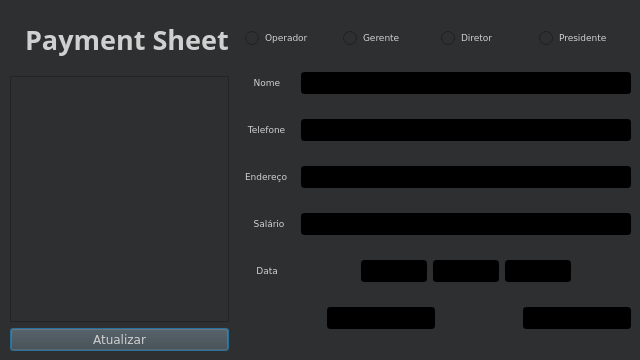
Old version of the form bin/finaledit.ui in the repository NBrcS/Payroll-System.
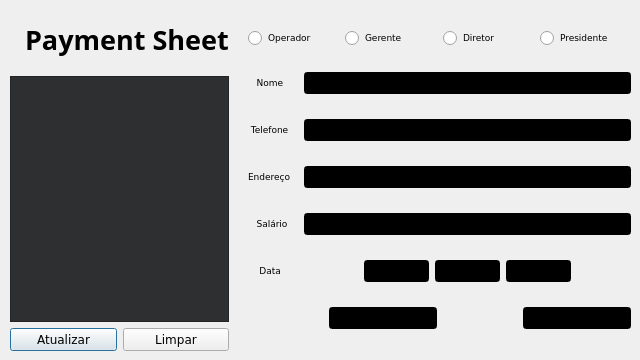
New version of the form.

```diff
--- a/bin/finaledit.ui
+++ b/bin/finaledit.ui
@@ -30,423 +30,15 @@
   </property>
   <property name="palette">
    <palette>
-    <active>
-     <colorrole role="WindowText">
-      <brush brushstyle="SolidPattern">
-       <color alpha="255">
-        <red>255</red>
-        <green>255</green>
-        <blue>255</blue>
-       </color>
-      </brush>
-     </colorrole>
-     <colorrole role="Button">
-      <brush brushstyle="SolidPattern">
-       <color alpha="255">
-        <red>85</red>
-        <green>85</green>
-        <blue>127</blue>
-       </color>
-      </brush>
-     </colorrole>
-     <colorrole role="Light">
-      <brush brushstyle="SolidPattern">
-       <color alpha="255">
-        <red>127</red>
-        <green>127</green>
-        <blue>190</blue>
-       </color>
-      </brush>
-     </colorrole>
-     <colorrole role="Midlight">
-      <brush brushstyle="SolidPattern">
-       <color alpha="255">
-        <red>106</red>
-        <green>106</green>
-        <blue>158</blue>
-       </color>
-      </brush>
-     </colorrole>
-     <colorrole role="Dark">
-      <brush brushstyle="SolidPattern">
-       <color alpha="255">
-        <red>42</red>
-        <green>42</green>
-        <blue>63</blue>
-       </color>
-      </brush>
-     </colorrole>
-     <colorrole role="Mid">
-      <brush brushstyle="SolidPattern">
-       <color alpha="255">
-        <red>57</red>
-        <green>57</green>
-        <blue>85</blue>
-       </color>
-      </brush>
-     </colorrole>
-     <colorrole role="Text">
-      <brush brushstyle="SolidPattern">
-       <color alpha="255">
-        <red>255</red>
-        <green>255</green>
-        <blue>255</blue>
-       </color>
-      </brush>
-     </colorrole>
-     <colorrole role="BrightText">
-      <brush brushstyle="SolidPattern">
-       <color alpha="255">
-        <red>255</red>
-        <green>255</green>
-        <blue>255</blue>
-       </color>
-      </brush>
-     </colorrole>
-     <colorrole role="ButtonText">
-      <brush brushstyle="SolidPattern">
-       <color alpha="255">
-        <red>0</red>
-        <green>0</green>
-        <blue>0</blue>
-       </color>
-      </brush>
-     </colorrole>
-     <colorrole role="Base">
-      <brush brushstyle="SolidPattern">
-       <color alpha="255">
-        <red>0</red>
-        <green>0</green>
-        <blue>0</blue>
-       </color>
-      </brush>
-     </colorrole>
-     <colorrole role="Window">
-      <brush brushstyle="SolidPattern">
-       <color alpha="255">
-        <red>35</red>
-        <green>35</green>
-        <blue>52</blue>
-       </color>
-      </brush>
-     </colorrole>
-     <colorrole role="Shadow">
-      <brush brushstyle="SolidPattern">
-       <color alpha="255">
-        <red>0</red>
-        <green>0</green>
-        <blue>0</blue>
-       </color>
-      </brush>
-     </colorrole>
-     <colorrole role="AlternateBase">
-      <brush brushstyle="SolidPattern">
-       <color alpha="255">
-        <red>42</red>
-        <green>42</green>
-        <blue>63</blue>
-       </color>
-      </brush>
-     </colorrole>
-     <colorrole role="ToolTipBase">
-      <brush brushstyle="SolidPattern">
-       <color alpha="255">
-        <red>255</red>
-        <green>255</green>
-        <blue>220</blue>
-       </color>
-      </brush>
-     </colorrole>
-     <colorrole role="ToolTipText">
-      <brush brushstyle="SolidPattern">
-       <color alpha="255">
-        <red>0</red>
-        <green>0</green>
-        <blue>0</blue>
-       </color>
-      </brush>
-     </colorrole>
-    </active>
-    <inactive>
-     <colorrole role="WindowText">
-      <brush brushstyle="SolidPattern">
-       <color alpha="255">
-        <red>208</red>
-        <green>208</green>
-        <blue>208</blue>
-       </color>
-      </brush>
-     </colorrole>
-     <colorrole role="Button">
-      <brush brushstyle="SolidPattern">
-       <color alpha="255">
-        <red>64</red>
-        <green>65</green>
-        <blue>66</blue>
-       </color>
-      </brush>
-     </colorrole>
-     <colorrole role="Light">
-      <brush brushstyle="SolidPattern">
-       <color alpha="255">
-        <red>255</red>
-        <green>255</green>
-        <blue>255</blue>
-       </color>
-      </brush>
-     </colorrole>
-     <colorrole role="Midlight">
-      <brush brushstyle="SolidPattern">
-       <color alpha="255">
-        <red>227</red>
-        <green>227</green>
-        <blue>227</blue>
-       </color>
-      </brush>
-     </colorrole>
-     <colorrole role="Dark">
-      <brush brushstyle="SolidPattern">
-       <color alpha="255">
-        <red>64</red>
-        <green>65</green>
-        <blue>66</blue>
-       </color>
-      </brush>
-     </colorrole>
-     <colorrole role="Mid">
-      <brush brushstyle="SolidPattern">
-       <color alpha="255">
-        <red>160</red>
-        <green>160</green>
-        <blue>160</blue>
-       </color>
-      </brush>
-     </colorrole>
-     <colorrole role="Text">
-      <brush brushstyle="SolidPattern">
-       <color alpha="255">
-        <red>208</red>
-        <green>208</green>
-        <blue>208</blue>
-       </color>
-      </brush>
-     </colorrole>
-     <colorrole role="BrightText">
-      <brush brushstyle="SolidPattern">
-       <color alpha="255">
-        <red>255</red>
-        <green>51</green>
-        <blue>51</blue>
-       </color>
-      </brush>
-     </colorrole>
-     <colorrole role="ButtonText">
-      <brush brushstyle="SolidPattern">
-       <color alpha="255">
-        <red>208</red>
-        <green>208</green>
-        <blue>208</blue>
-       </color>
-      </brush>
-     </colorrole>
-     <colorrole role="Base">
-      <brush brushstyle="SolidPattern">
-       <color alpha="255">
-        <red>46</red>
-        <green>47</green>
-        <blue>48</blue>
-       </color>
-      </brush>
-     </colorrole>
-     <colorrole role="Window">
-      <brush brushstyle="SolidPattern">
-       <color alpha="255">
-        <red>46</red>
-        <green>47</green>
-        <blue>48</blue>
-       </color>
-      </brush>
-     </colorrole>
-     <colorrole role="Shadow">
-      <brush brushstyle="SolidPattern">
-       <color alpha="255">
-        <red>105</red>
-        <green>105</green>
-        <blue>105</blue>
-       </color>
-      </brush>
-     </colorrole>
-     <colorrole role="AlternateBase">
-      <brush brushstyle="SolidPattern">
-       <color alpha="255">
-        <red>53</red>
-        <green>54</green>
-        <blue>55</blue>
-       </color>
-      </brush>
-     </colorrole>
-     <colorrole role="ToolTipBase">
-      <brush brushstyle="SolidPattern">
-       <color alpha="255">
-        <red>64</red>
-        <green>65</green>
-        <blue>66</blue>
-       </color>
-      </brush>
-     </colorrole>
-     <colorrole role="ToolTipText">
-      <brush brushstyle="SolidPattern">
-       <color alpha="255">
-        <red>208</red>
-        <green>208</green>
-        <blue>208</blue>
-       </color>
-      </brush>
-     </colorrole>
-    </inactive>
-    <disabled>
-     <colorrole role="WindowText">
-      <brush brushstyle="SolidPattern">
-       <color alpha="255">
-        <red>42</red>
-        <green>42</green>
-        <blue>63</blue>
-       </color>
-      </brush>
-     </colorrole>
-     <colorrole role="Button">
-      <brush brushstyle="SolidPattern">
-       <color alpha="255">
-        <red>85</red>
-        <green>85</green>
-        <blue>127</blue>
-       </color>
-      </brush>
-     </colorrole>
-     <colorrole role="Light">
-      <brush brushstyle="SolidPattern">
-       <color alpha="255">
-        <red>127</red>
-        <green>127</green>
-        <blue>190</blue>
-       </color>
-      </brush>
-     </colorrole>
-     <colorrole role="Midlight">
-      <brush brushstyle="SolidPattern">
-       <color alpha="255">
-        <red>106</red>
-        <green>106</green>
-        <blue>158</blue>
-       </color>
-      </brush>
-     </colorrole>
-     <colorrole role="Dark">
-      <brush brushstyle="SolidPattern">
-       <color alpha="255">
-        <red>42</red>
-        <green>42</green>
-        <blue>63</blue>
-       </color>
-      </brush>
-     </colorrole>
-     <colorrole role="Mid">
-      <brush brushstyle="SolidPattern">
-       <color alpha="255">
-        <red>57</red>
-        <green>57</green>
-        <blue>85</blue>
-       </color>
-      </brush>
-     </colorrole>
-     <colorrole role="Text">
-      <brush brushstyle="SolidPattern">
-       <color alpha="255">
-        <red>42</red>
-        <green>42</green>
-        <blue>63</blue>
-       </color>
-      </brush>
-     </colorrole>
-     <colorrole role="BrightText">
-      <brush brushstyle="SolidPattern">
-       <color alpha="255">
-        <red>255</red>
-        <green>255</green>
-        <blue>255</blue>
-       </color>
-      </brush>
-     </colorrole>
-     <colorrole role="ButtonText">
-      <brush brushstyle="SolidPattern">
-       <color alpha="255">
-        <red>42</red>
-        <green>42</green>
-        <blue>63</blue>
-       </color>
-      </brush>
-     </colorrole>
-     <colorrole role="Base">
-      <brush brushstyle="SolidPattern">
-       <color alpha="255">
-        <red>35</red>
-        <green>35</green>
-        <blue>52</blue>
-       </color>
-      </brush>
-     </colorrole>
-     <colorrole role="Window">
-      <brush brushstyle="SolidPattern">
-       <color alpha="255">
-        <red>35</red>
-        <green>35</green>
-        <blue>52</blue>
-       </color>
-      </brush>
-     </colorrole>
-     <colorrole role="Shadow">
-      <brush brushstyle="SolidPattern">
-       <color alpha="255">
-        <red>0</red>
-        <green>0</green>
-        <blue>0</blue>
-       </color>
-      </brush>
-     </colorrole>
-     <colorrole role="AlternateBase">
-      <brush brushstyle="SolidPattern">
-       <color alpha="255">
-        <red>53</red>
-        <green>54</green>
-        <blue>55</blue>
-       </color>
-      </brush>
-     </colorrole>
-     <colorrole role="ToolTipBase">
-      <brush brushstyle="SolidPattern">
-       <color alpha="255">
-        <red>64</red>
-        <green>65</green>
-        <blue>66</blue>
-       </color>
-      </brush>
-     </colorrole>
-     <colorrole role="ToolTipText">
-      <brush brushstyle="SolidPattern">
-       <color alpha="255">
-        <red>208</red>
-        <green>208</green>
-        <blue>208</blue>
-       </color>
-      </brush>
-     </colorrole>
-    </disabled>
+    <active/>
+    <inactive/>
+    <disabled/>
    </palette>
   </property>
   <property name="windowTitle">
    <string>Dialog</string>
   </property>
-  <widget class="QWidget" name="layoutWidget">
+  <widget class="QWidget" name="">
    <property name="geometry">
     <rect>
      <x>10</x>
@@ -455,7 +47,7 @@
      <height>341</height>
     </rect>
    </property>
-   <layout class="QHBoxLayout" name="horizontalLayout_12">
+   <layout class="QHBoxLayout" name="horizontalLayout_5">
     <item>
      <layout class="QVBoxLayout" name="verticalLayout_3">
       <item>
@@ -503,8 +95,6 @@
        </widget>
       </item>
       <item>
-       <layout class="QHBoxLayout" name="horizontalLayout_5">
-        <item>
          <layout class="QVBoxLayout" name="verticalLayout_2">
           <item>
            <widget class="QListWidget" name="listWidget_infoExihibiton">
@@ -926,6 +516,8 @@
            </widget>
           </item>
           <item>
+         <layout class="QHBoxLayout" name="horizontalLayout_2">
+          <item>
            <widget class="QPushButton" name="bt_att">
             <property name="font">
              <font>
@@ -937,6 +529,18 @@
             </property>
            </widget>
           </item>
+          <item>
+           <widget class="QPushButton" name="pushButton">
+            <property name="font">
+             <font>
+              <family>Verdana</family>
+             </font>
+            </property>
+            <property name="text">
+             <string>Limpar</string>
+            </property>
+           </widget>
+          </item>
          </layout>
         </item>
        </layout>
@@ -953,7 +557,7 @@
       </property>
       <property name="sizeHint" stdset="0">
        <size>
-        <width>10</width>
+        <width>13</width>
         <height>20</height>
        </size>
       </property>
@@ -5311,9 +4915,9 @@
                <colorrole role="Button">
                 <brush brushstyle="SolidPattern">
                  <color alpha="255">
-                  <red>64</red>
-                  <green>65</green>
-                  <blue>66</blue>
+                  <red>0</red>
+                  <green>0</green>
+                  <blue>0</blue>
                  </color>
                 </brush>
                </colorrole>
@@ -5383,18 +4987,18 @@
                <colorrole role="Base">
                 <brush brushstyle="SolidPattern">
                  <color alpha="255">
-                  <red>46</red>
-                  <green>47</green>
-                  <blue>48</blue>
+                  <red>0</red>
+                  <green>0</green>
+                  <blue>0</blue>
                  </color>
                 </brush>
                </colorrole>
                <colorrole role="Window">
                 <brush brushstyle="SolidPattern">
                  <color alpha="255">
-                  <red>46</red>
-                  <green>47</green>
-                  <blue>48</blue>
+                  <red>0</red>
+                  <green>0</green>
+                  <blue>0</blue>
                  </color>
                 </brush>
                </colorrole>
```
Lines whose indentation alone changed are shown as unchanged.
